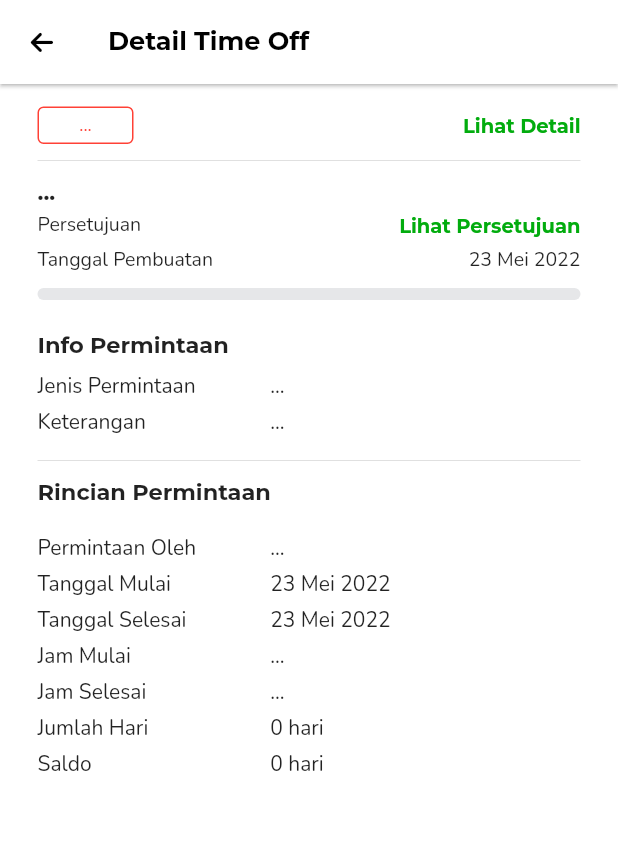
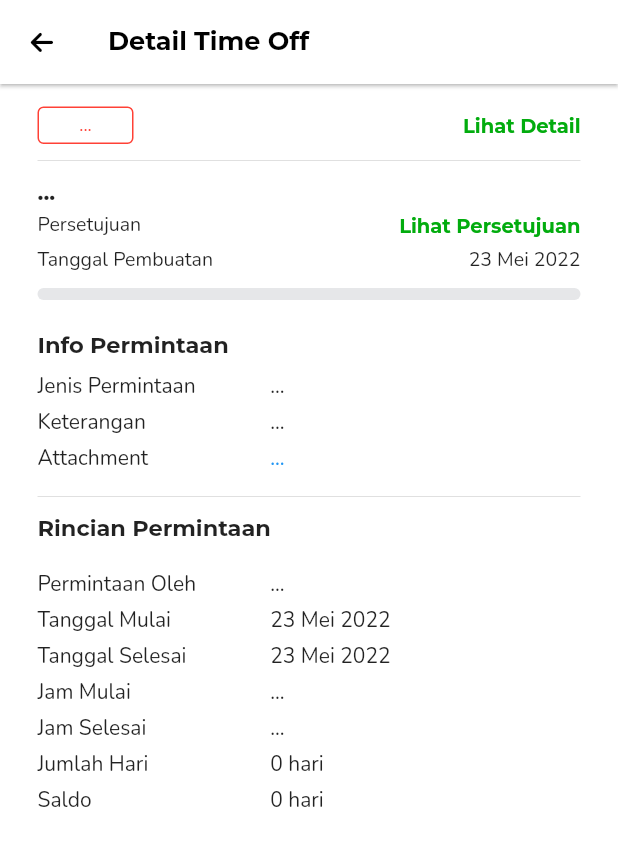
Before and after one commit to bayumoonfang/mishr, a Flutter app: the TimeOffDetail screen opened directly with empty values, on a phone screen of 412 x 824 dp. Shown: the top 846 px of the screen. Run offline on Flutter 3.47's test engine with Material 2 defaults, Android fonts, the phone set to English and light mode, and no system bars; drawn by our look-alikes of overlay_support; our stand-ins replace another_flushbar, badges, cached_network_image, connectivity_plus, file_picker, firebase_core and 21 more; missing offline and left inert: dart:ffi, datetime_setting, flutter_svprogresshud, map_launcher, safe_device, steps and 1 more; accounts and stored records are empty; network calls fail.

Commit message:
07032023

```diff
--- a/lib/Helper/app_helper.dart
+++ b/lib/Helper/app_helper.dart
@@ -1018,10 +1018,9 @@ class AppHelper{
       http.Client().close();
       return http.Response('Error',500);}
     );
-    print(applink+"mobile/api_mobile.php?act=getFCMToken&karyawanNo="+getKaryawanNo.toString()+"&token="+getToken.toString());
+   // print(applink+"mobile/api_mobile.php?act=getFCMToken&karyawanNo="+getKaryawanNo.toString()+"&token="+getToken.toString());
 
     var data = jsonDecode(response.body);
-
     print("TOKEN : "+ data["karyawantoken_token"].toString());
    // print("TOKEN BARU : "+getTokenBaru);
 
--- a/lib/Time Off/page_timeoffdetail.dart
+++ b/lib/Time Off/page_timeoffdetail.dart
@@ -7,6 +7,7 @@ import 'package:abzeno/Helper/app_helper.dart';
 import 'package:abzeno/Helper/app_link.dart';
 import 'package:abzeno/Helper/page_route.dart';
 import 'package:abzeno/Setting/page_setting.dart';
+import 'package:abzeno/Time%20Off/page_DetailFileAttendanceReq.dart';
 import 'package:flutter/cupertino.dart';
 import 'package:flutter/material.dart';
 import 'package:flutter/scheduler.dart';
@@ -572,6 +573,24 @@ class _TimeOffDetail extends State<TimeOffDetail> {
                                   child: Text(timeoff_description.toString(), style: GoogleFonts.nunito(fontSize: 14) ),),
                               ]),
 
+                              timeoff_file != '' ?
+                              TableRow(children :[
+                                Padding(padding: EdgeInsets.only(bottom: 5),
+                                  child: Text(getBahasa.toString() == "1"? 'Attachment' : 'Attachment', style: GoogleFonts.nunito(fontSize: 14) ),),
+                                Padding(padding: EdgeInsets.only(bottom: 5),
+                                  child: InkWell(
+                                    onTap: (){
+                                      Navigator.push(context, ExitPage(page: DetailImageAttRequest(timeoff_file)));
+                                    },
+                                    child: Text(timeoff_file.toString(), style: GoogleFonts.nunito(fontSize: 14,color: Colors.blue) ),
+                                  )
+
+                                ),
+                              ]) :   TableRow(children :[
+                                Container(),
+                                Container(),
+                              ])
+
                             ]
                         ),
 
--- a/pubspec.yaml
+++ b/pubspec.yaml
@@ -17,7 +17,7 @@ publish_to: 'none' # Remove this line if you wish to publish to pub.dev
 # https://developer.apple.com/library/archive/documentation/General/Reference/InfoPlistKeyReference/Articles/CoreFoundationKeys.html
 # In Windows, build-name is used as the major, minor, and patch parts
 # of the product and file versions while build-number is used as the build suffix.
-version: 2.0.4+20230306
+version: 2.0.5+20230307
 
 environment:
   sdk: '>=2.18.0 <3.0.0'
@@ -45,7 +45,7 @@ dependencies:
   connectivity_plus: ^3.0.2
   another_flushbar: ^1.12.29
   shared_preferences: ^2.0.15
-  google_maps_flutter: ^2.2.0
+  google_maps_flutter: ^2.2.5
   geolocator: ^9.0.2
   location: ^4.4.0
   permission_handler: ^10.0.0
```
Also changed, not shown: lib/Attendance/page_attendance.dart (+7 -3 lines), lib/page_home2.dart (+21 -0 lines), 1 other file.
